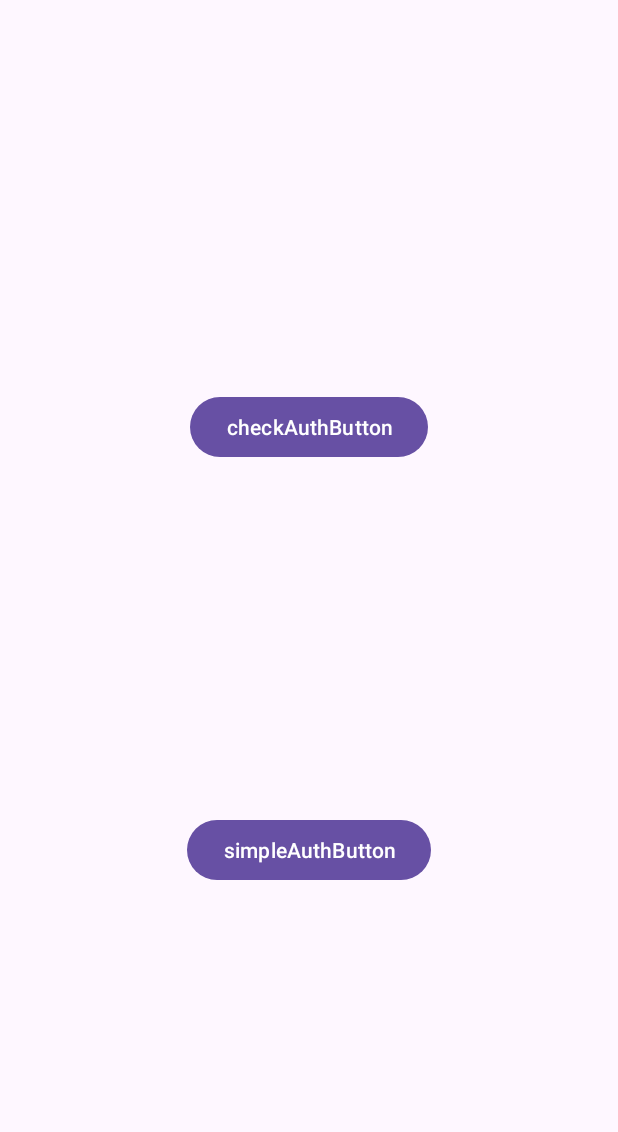
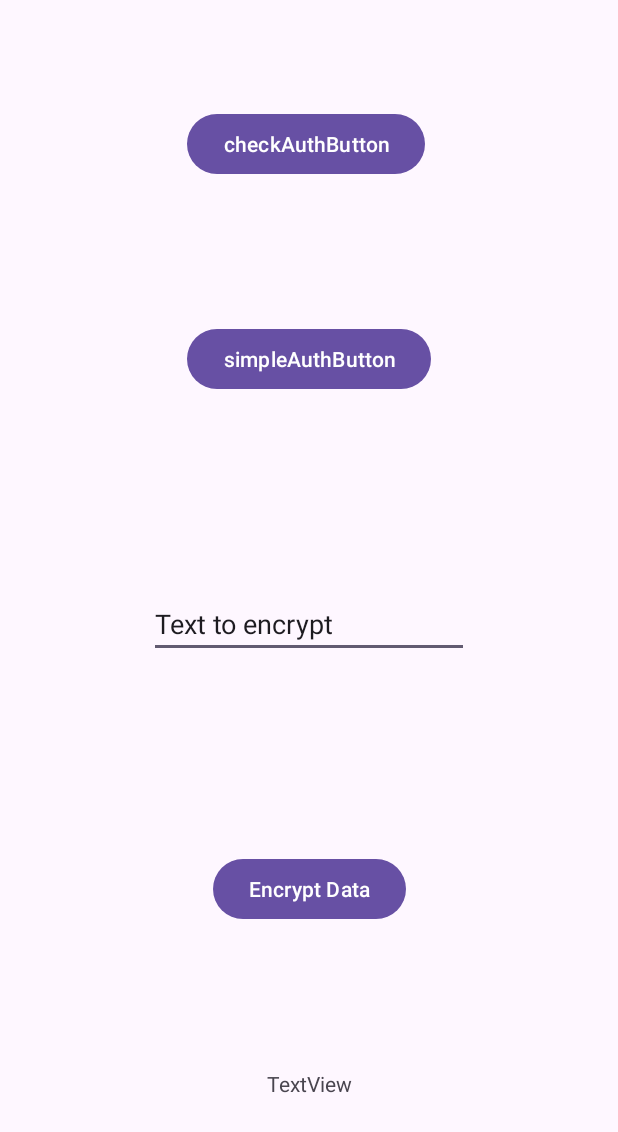
Before and after one commit to vicyan1611/BiometricAuth-Showcase, an Android app: the screen it shows after launch (MainActivity), on a phone screen of 412 x 824 dp. Shown: the top 1132 px of the screen. Run offline under Robolectric (Android 15) with nearby library versions, the phone set to English and light mode, and no system bars.

Commit message:
Demo3: Encryption

```diff
--- a/app/src/main/java/com/example/biometricauthshowcase/MainActivity.kt
+++ b/app/src/main/java/com/example/biometricauthshowcase/MainActivity.kt
@@ -2,18 +2,28 @@ package com.example.biometricauthshowcase
 
 import android.os.Bundle
 import android.widget.Button
+import android.widget.EditText
+import android.widget.TextView
 import android.widget.Toast
 import androidx.activity.enableEdgeToEdge
 import androidx.appcompat.app.AppCompatActivity
 import androidx.core.view.ViewCompat
 import androidx.core.view.WindowInsetsCompat
 import com.example.biometricauthshowcase.utils.BiometricHelper
+import com.example.biometricauthshowcase.utils.CryptoManager
+import androidx.biometric.BiometricPrompt
 
 class MainActivity : AppCompatActivity() {
 
     private lateinit var checkAuthButton: Button
     private lateinit var simpleAuthButton: Button
+    private lateinit var encryptButton: Button
+    private lateinit var dataEditText: EditText
+    private lateinit var encryptedDataTextView: TextView
+
+
     private lateinit var biometricHelper: BiometricHelper
+    private lateinit var cryptoManager: CryptoManager
 
     override fun onCreate(savedInstanceState: Bundle?) {
         super.onCreate(savedInstanceState)
@@ -26,18 +36,8 @@ class MainActivity : AppCompatActivity() {
         }
 
         biometricHelper = BiometricHelper(this)
+        cryptoManager = CryptoManager()
         checkBiometricAvailability()
-        biometricHelper.setupBiometricAuthentication(onResult = {result -> when (result) {
-            is BiometricHelper.AuthResult.Success -> {
-                Toast.makeText(this, "Authenticated successfully!", Toast.LENGTH_SHORT).show()
-            }
-            is BiometricHelper.AuthResult.Error -> {
-                Toast.makeText(this, "Authentication error: ${result.message}", Toast.LENGTH_SHORT).show()
-            }
-            is BiometricHelper.AuthResult.Failure -> {
-                Toast.makeText(this, "Authentication failed", Toast.LENGTH_SHORT).show()
-            }
-        }})
 
         checkAuthButton = findViewById(R.id.checkAuthButton)
         checkAuthButton.setOnClickListener {
@@ -48,6 +48,16 @@ class MainActivity : AppCompatActivity() {
         simpleAuthButton.setOnClickListener {
             performAuthentication()
         }
+
+
+        dataEditText = findViewById(R.id.dataEditText)
+        encryptedDataTextView = findViewById(R.id.encryptedDataTextView)
+        encryptButton = findViewById(R.id.encryptButton)
+
+        encryptButton.setOnClickListener {
+            encryptData()
+        }
+
 
     }
     private fun checkBiometricAvailability() {
@@ -64,7 +74,56 @@ class MainActivity : AppCompatActivity() {
     }
 
     private fun performAuthentication() {
+        biometricHelper.setupBiometricAuthentication(onResult = {result -> when (result) {
+            is BiometricHelper.AuthResult.Success -> {
+                Toast.makeText(this, "Authenticated successfully!", Toast.LENGTH_SHORT).show()
+            }
+            is BiometricHelper.AuthResult.Error -> {
+                Toast.makeText(this, "Authentication error: ${result.message}", Toast.LENGTH_SHORT).show()
+            }
+            is BiometricHelper.AuthResult.Failure -> {
+                Toast.makeText(this, "Authentication failed", Toast.LENGTH_SHORT).show()
+            }
+        }})
         biometricHelper.authenticate()
     }
 
+    private fun encryptData() {
+        val dataToEncrypt = dataEditText.text.toString()
+
+        if (dataToEncrypt.isEmpty()) {
+            Toast.makeText(this, "Please enter data to encrypt", Toast.LENGTH_SHORT).show()
+            return
+        }
+
+        biometricHelper.generateBiometricKey("biometric_demo_key")
+        val cipher = biometricHelper.getCipherForEncryption("biometric_demo_key")
+
+        biometricHelper.setupBiometricAuthentication(
+            title = "Encrypt Data",
+            subtitle = "Authentication required to encrypt data",
+            allowDeviceCredential = false,
+            onResult = { result ->
+                when (result) {
+                    is BiometricHelper.AuthResult.Success -> {
+                        result.cryptoObject?.cipher?.let { cipher ->
+                            // Encrypt data after authentication
+                            val encryptedData = cryptoManager.encryptData(dataToEncrypt, cipher)
+                            encryptedDataTextView.text = "Encrypted data: ${encryptedData?.encryptedData?.take(20)}....\n\nIV: ${encryptedData?.iv?.take(20)}..."
+                            Toast.makeText(this, "Data encrypted successfully!", Toast.LENGTH_SHORT).show()
+                        }
+                    }
+                    is BiometricHelper.AuthResult.Error -> {
+                        Toast.makeText(this, "Authentication error: ${result.message}", Toast.LENGTH_SHORT).show()
+                    }
+                    is BiometricHelper.AuthResult.Failure -> {
+                        Toast.makeText(this, "Authentication failed", Toast.LENGTH_SHORT).show()
+                    }
+                }
+            }
+        )
+
+        biometricHelper.authenticateWithCrypto(BiometricPrompt.CryptoObject(cipher))
+    }
+
 }
--- a/app/src/main/res/layout/activity_main.xml
+++ b/app/src/main/res/layout/activity_main.xml
@@ -14,9 +14,10 @@
         android:text="checkAuthButton"
         app:layout_constraintBottom_toBottomOf="parent"
         app:layout_constraintEnd_toEndOf="parent"
+        app:layout_constraintHorizontal_bias="0.492"
         app:layout_constraintStart_toStartOf="parent"
         app:layout_constraintTop_toTopOf="parent"
-        app:layout_constraintVertical_bias="0.336" />
+        app:layout_constraintVertical_bias="0.093" />
 
     <Button
         android:id="@+id/simpleAuthButton"
@@ -26,5 +27,38 @@
         app:layout_constraintBottom_toBottomOf="parent"
         app:layout_constraintEnd_toEndOf="parent"
         app:layout_constraintStart_toStartOf="parent"
-        app:layout_constraintTop_toBottomOf="@+id/checkAuthButton" />
+        app:layout_constraintTop_toBottomOf="@+id/checkAuthButton"
+        app:layout_constraintVertical_bias="0.145" />
+
+    <TextView
+        android:id="@+id/encryptedDataTextView"
+        android:layout_width="wrap_content"
+        android:layout_height="wrap_content"
+        android:layout_marginBottom="92dp"
+        android:text="TextView"
+        app:layout_constraintBottom_toBottomOf="parent"
+        app:layout_constraintEnd_toEndOf="parent"
+        app:layout_constraintStart_toStartOf="parent" />
+
+    <EditText
+        android:id="@+id/dataEditText"
+        android:layout_width="wrap_content"
+        android:layout_height="wrap_content"
+        android:ems="10"
+        android:inputType="text"
+        android:text="Text to encrypt"
+        app:layout_constraintBottom_toTopOf="@+id/encryptButton"
+        app:layout_constraintEnd_toEndOf="parent"
+        app:layout_constraintStart_toStartOf="parent"
+        app:layout_constraintTop_toBottomOf="@+id/simpleAuthButton" />
+
+    <Button
+        android:id="@+id/encryptButton"
+        android:layout_width="wrap_content"
+        android:layout_height="wrap_content"
+        android:layout_marginBottom="96dp"
+        android:text="Encrypt Data"
+        app:layout_constraintBottom_toTopOf="@+id/encryptedDataTextView"
+        app:layout_constraintEnd_toEndOf="parent"
+        app:layout_constraintStart_toStartOf="parent" />
 </androidx.constraintlayout.widget.ConstraintLayout>
```
Also changed, not shown: app/src/main/java/com/example/biometricauthshowcase/utils/BiometricHelper.kt (+78 -1 lines), app/src/main/java/com/example/biometricauthshowcase/utils/CryptoManager.kt (added, +29 -0 lines).
